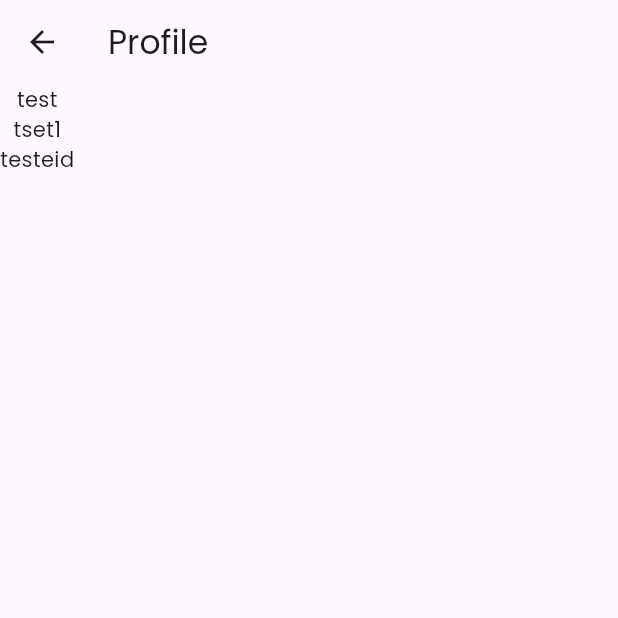
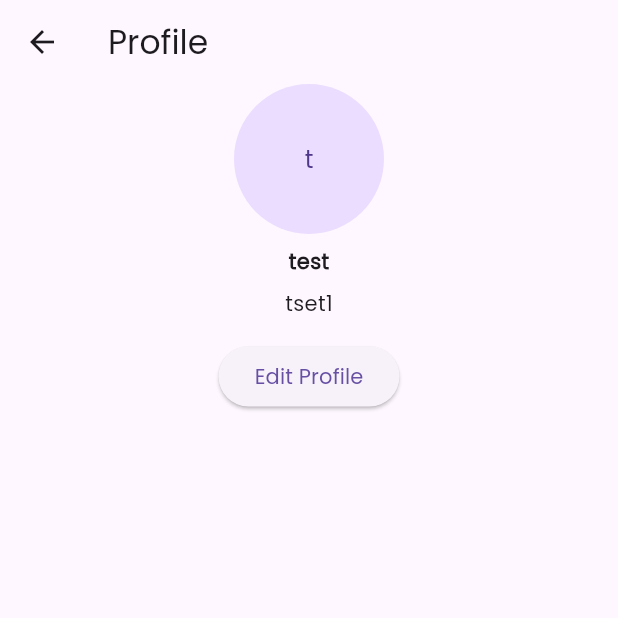
Before and after one commit to godgiftedboy/GlobalChat-app-Flutter-, a Flutter app: the ProfileScreen screen opened directly, on a phone screen of 412 x 824 dp, the top half of it. Run offline on Flutter 3.47's test engine with Material 3 defaults, Android fonts, the phone set to English and light mode, and no system bars; our stand-ins replace cloud_firestore, firebase_auth, firebase_core, firebase_messaging; accounts and stored records are empty.

Commit message:
some changes to profilescreen

```diff
--- a/lib/screens/profile_screen.dart
+++ b/lib/screens/profile_screen.dart
@@ -24,12 +24,26 @@ class _ProfileScreenState extends State<ProfileScreen> {
       appBar: AppBar(
         title: Text("Profile"),
       ),
-      body: Column(
-        children: [
-          Text(userProvider.userName),
-          Text(userProvider.userEmail),
-          Text(userProvider.userId),
-        ],
+      body: Container(
+        width: double.infinity,
+        child: Column(
+          crossAxisAlignment: CrossAxisAlignment.center,
+          children: [
+            CircleAvatar(
+              child: Text(userProvider.userName[0]),
+              radius: 50,
+            ),
+            SizedBox(height: 8),
+            Text(
+              userProvider.userName,
+              style: TextStyle(fontWeight: FontWeight.bold),
+            ),
+            SizedBox(height: 8),
+            Text(userProvider.userEmail),
+            SizedBox(height: 15),
+            ElevatedButton(onPressed: () {}, child: Text("Edit Profile")),
+          ],
+        ),
       ),
     );
   }
```
